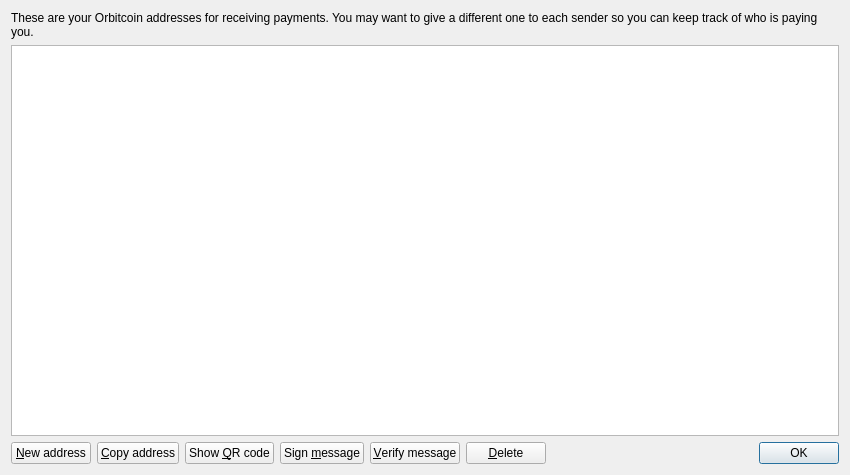
The window that src/qt/forms/addressbookpage.ui (ghostlander/Orbitcoin) describes before a commit, drawn with Qt 5.
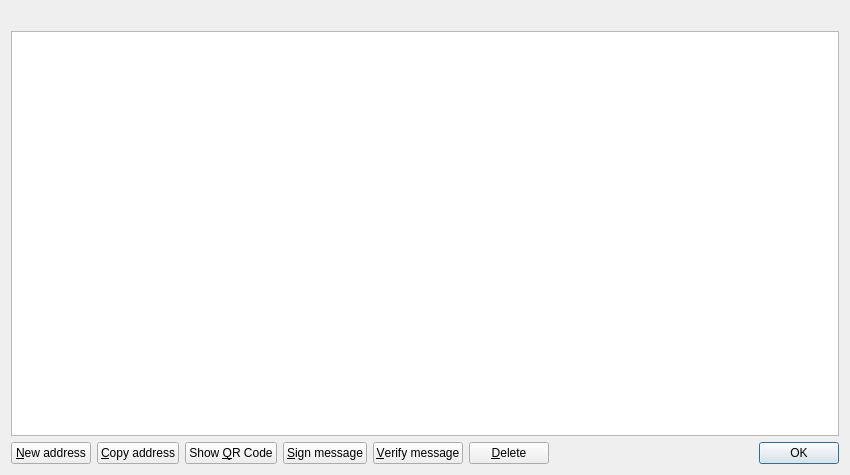
The same window after the commit. Icons and pictures are not drawn.

Patch:
```diff
--- a/src/qt/forms/addressbookpage.ui
+++ b/src/qt/forms/addressbookpage.ui
@@ -16,9 +16,6 @@
   <layout class="QVBoxLayout" name="verticalLayout">
    <item>
     <widget class="QLabel" name="labelExplanation">
-     <property name="text">
-      <string>These are your Orbitcoin addresses for receiving payments. You may want to give a different one to each sender so you can keep track of who is paying you.</string>
-     </property>
      <property name="textFormat">
       <enum>Qt::PlainText</enum>
      </property>
@@ -88,7 +85,7 @@
      <item>
       <widget class="QPushButton" name="showQRCode">
        <property name="text">
-        <string>Show &amp;QR code</string>
+        <string>Show &amp;QR Code</string>
        </property>
        <property name="icon">
         <iconset resource="../orbitcoin.qrc">
@@ -102,7 +99,7 @@
         <string>Sign a message to prove you own a Orbitcoin address</string>
        </property>
        <property name="text">
-        <string>Sign &amp;message</string>
+        <string>&amp;Sign message</string>
        </property>
        <property name="icon">
         <iconset resource="../orbitcoin.qrc">
```
Left out of the diff: 8 changed lines with no effect on the pictures.
